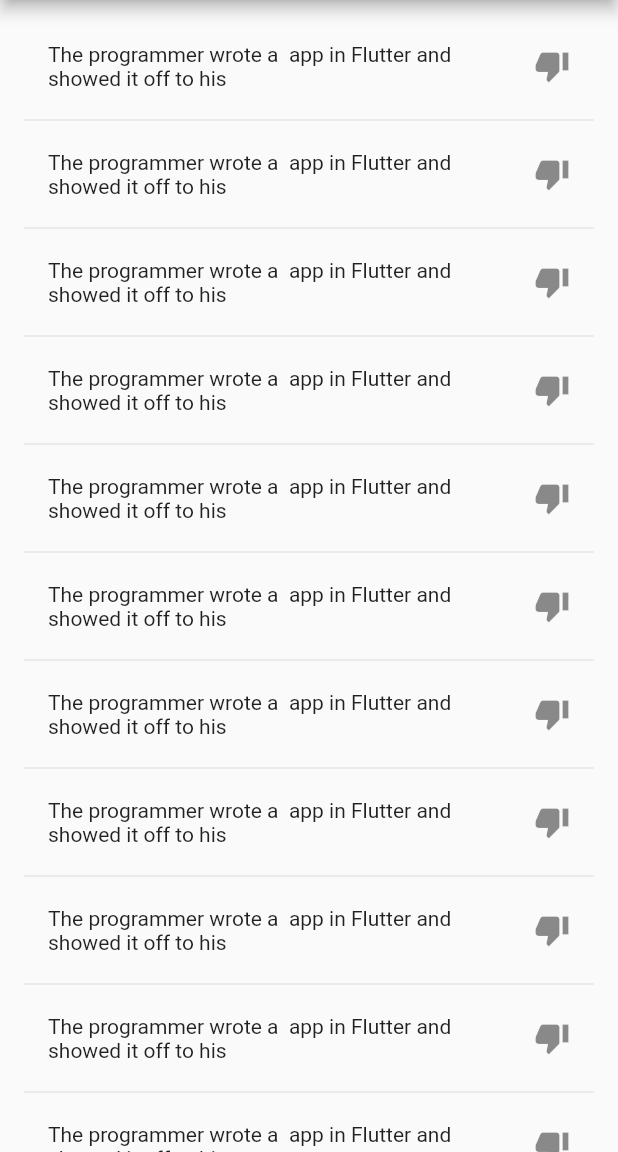
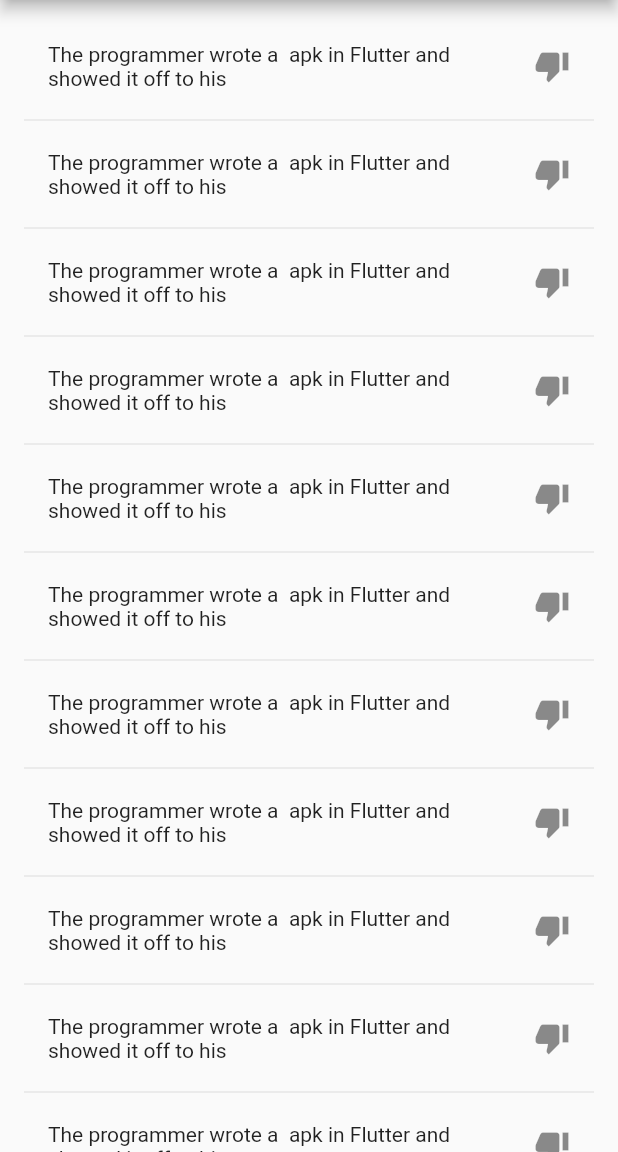
Before and after one commit to sujoy2009/ward_gamee, a Flutter app: the screen it shows after launch, on a phone screen of 412 x 824 dp, the part 84-1236 px from its top. Run offline on Flutter 3.47's test engine with Material 2 defaults, Android fonts, the phone set to English and light mode, and no system bars; missing offline and left inert: random_words.

Commit message:
basic cng

```diff
--- a/lib/main.dart
+++ b/lib/main.dart
@@ -85,7 +85,7 @@ class _RandomSentenceSTATE extends State<RandomSentences>{
     String _getSentence() {
     final noun = new WordNoun.random();
     final adjective = new WordAdjective.random();
-    return"The programmer wrote a ${adjective.asCapitalized}"" app in Flutter and showed it"" off to his ${noun.asCapitalized}";
+    return"The programmer wrote a ${adjective.asCapitalized}"" apk in Flutter and showed it"" off to his ${noun.asCapitalized}";
   }
 
 
```
